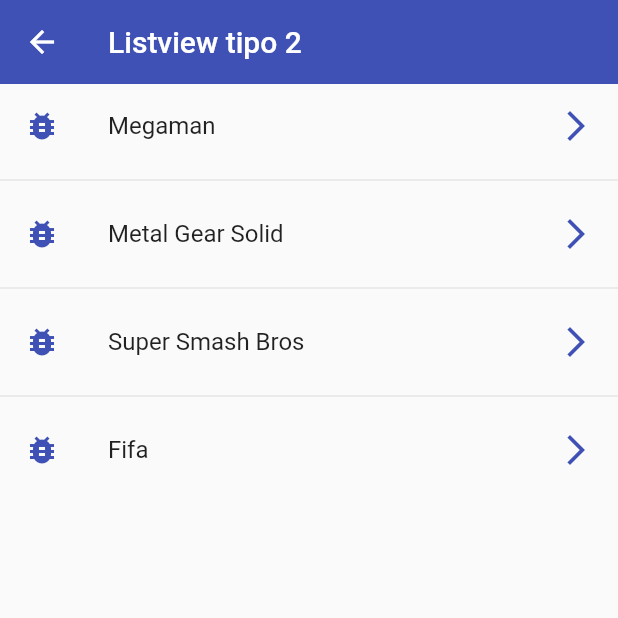
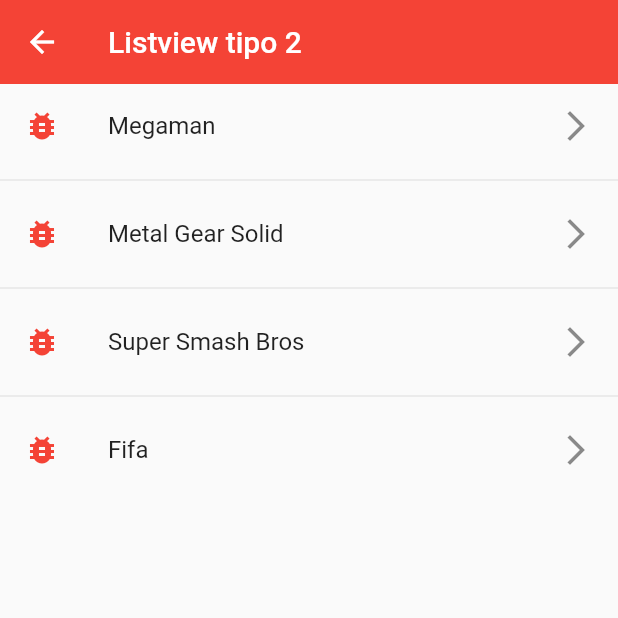
Before and after one commit to Amalip/FlutterComponents, a Flutter app: the ListView2Screen screen opened by its route, on a phone screen of 412 x 824 dp, the top half of it. Run offline on Flutter 3.47's test engine with Material 2 defaults, Android fonts, the phone set to English and light mode, and no system bars.

Commit message:
Basic theme handling

```diff
--- a/lib/main.dart
+++ b/lib/main.dart
@@ -1,5 +1,6 @@
 import 'package:flutter/material.dart';
 import 'package:flutter_components/router/app_routes.dart';
+import 'package:flutter_components/themes/app_theme.dart';
 
 void main() => runApp(const MyApp());
 
@@ -14,6 +15,7 @@ class MyApp extends StatelessWidget {
       initialRoute: AppRoutes.initialRoute,
       routes: AppRoutes.getAppRoutes(),
       onGenerateRoute: AppRoutes.onGenerateRoute,
+      theme: AppTheme.lightTheme,
     );
   }
 }
--- a/lib/screens/home_screen.dart
+++ b/lib/screens/home_screen.dart
@@ -1,5 +1,6 @@
 import 'package:flutter/material.dart';
 import 'package:flutter_components/router/app_routes.dart';
+import 'package:flutter_components/themes/app_theme.dart';
 
 class HomeScreen extends StatelessWidget {
   const HomeScreen({Key? key}) : super(key: key);
@@ -15,7 +16,8 @@ class HomeScreen extends StatelessWidget {
       body: ListView.separated(
           itemBuilder: (context, index) => ListTile(
                 title: Text(menuOptions[index].name),
-                leading: Icon(menuOptions[index].icon),
+                leading:
+                    Icon(menuOptions[index].icon, color: AppTheme.primaryColor),
                 trailing: const Icon(Icons.arrow_forward_ios),
                 onTap: () {
                   Navigator.pushNamed(context, menuOptions[index].route);
--- a/lib/screens/listview1_screen.dart
+++ b/lib/screens/listview1_screen.dart
@@ -1,4 +1,5 @@
 import 'package:flutter/material.dart';
+import 'package:flutter_components/themes/app_theme.dart';
 
 class ListView1Screen extends StatelessWidget {
   const ListView1Screen({Key? key}) : super(key: key);
@@ -21,7 +22,8 @@ class ListView1Screen extends StatelessWidget {
           ...games
               .map((game) => ListTile(
                     title: Text(game),
-                    leading: const Icon(Icons.bug_report),
+                    leading: const Icon(Icons.bug_report,
+                        color: AppTheme.primaryColor),
                     trailing: const Icon(Icons.arrow_forward_ios),
                   ))
               .toList(),
--- a/lib/screens/listview2_screen.dart
+++ b/lib/screens/listview2_screen.dart
@@ -1,4 +1,5 @@
 import 'package:flutter/material.dart';
+import 'package:flutter_components/themes/app_theme.dart';
 
 class ListView2Screen extends StatelessWidget {
   const ListView2Screen({Key? key}) : super(key: key);
@@ -13,17 +14,13 @@ class ListView2Screen extends StatelessWidget {
   @override
   Widget build(BuildContext context) {
     return Scaffold(
-      appBar: AppBar(
-        title: const Text("Listview tipo 2"),
-        elevation: 0,
-        backgroundColor: Colors.indigo,
-      ),
+      appBar: AppBar(title: const Text("Listview tipo 2")),
       body: ListView.separated(
           itemBuilder: (context, index) => ListTile(
                 title: Text(games[index]),
-                leading: const Icon(Icons.bug_report, color: Colors.indigo),
-                trailing:
-                    const Icon(Icons.arrow_forward_ios, color: Colors.indigo),
+                leading:
+                    const Icon(Icons.bug_report, color: AppTheme.primaryColor),
+                trailing: const Icon(Icons.arrow_forward_ios),
                 onTap: () => {},
               ),
           separatorBuilder: (_, __) => const Divider(),
--- /dev/null
+++ b/lib/themes/app_theme.dart
@@ -0,0 +1,13 @@
+import 'package:flutter/material.dart';
+
+class AppTheme {
+  static const Color primaryColor = Colors.red;
+
+  static final ThemeData lightTheme = ThemeData.light().copyWith(
+      primaryColor: primaryColor,
+      appBarTheme: const AppBarTheme(color: primaryColor, elevation: 0));
+
+  static final ThemeData darkTheme = ThemeData.dark().copyWith(
+      primaryColor: primaryColor,
+      appBarTheme: const AppBarTheme(color: Colors.blueGrey, elevation: 0));
+}
```
